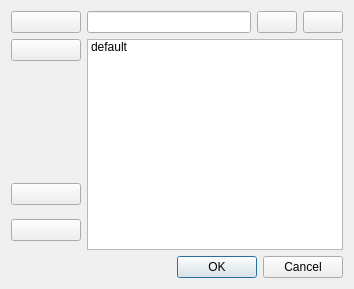
Before: the Qt Designer form src/pythonGui/displaywidgets/icons.ui in European-XFEL/Karabo, drawn with Qt 5.
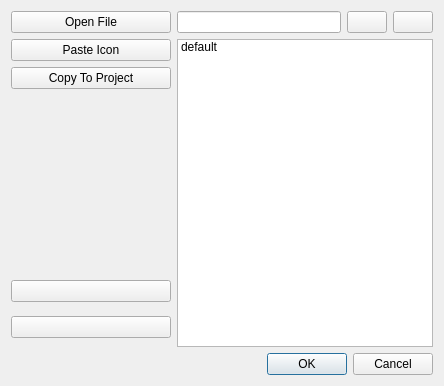
After: the same form once the commit is applied. Icons and pictures are not drawn. Custom widgets are drawn as their Qt base class.

Commit message: use URLs to retrieve icons

The edit to the form file:
```diff
--- a/src/pythonGui/displaywidgets/icons.ui
+++ b/src/pythonGui/displaywidgets/icons.ui
@@ -6,8 +6,8 @@
    <rect>
     <x>0</x>
     <y>0</y>
-    <width>354</width>
-    <height>289</height>
+    <width>444</width>
+    <height>386</height>
    </rect>
   </property>
   <property name="windowTitle">
@@ -27,7 +27,7 @@
           </size>
          </property>
          <property name="text">
-          <string/>
+          <string>Open File</string>
          </property>
          <property name="icon">
           <iconset>
@@ -50,7 +50,7 @@
           </size>
          </property>
          <property name="text">
-          <string/>
+          <string>Paste Icon</string>
          </property>
          <property name="icon">
           <iconset>
@@ -64,6 +64,13 @@
          </property>
         </widget>
        </item>
+       <item>
+        <widget class="QPushButton" name="copy">
+         <property name="text">
+          <string>Copy To Project</string>
+         </property>
+        </widget>
+       </item>
        <item>
         <widget class="Label" name="image">
          <property name="sizePolicy">
```
The commit also changes 1 other file.
